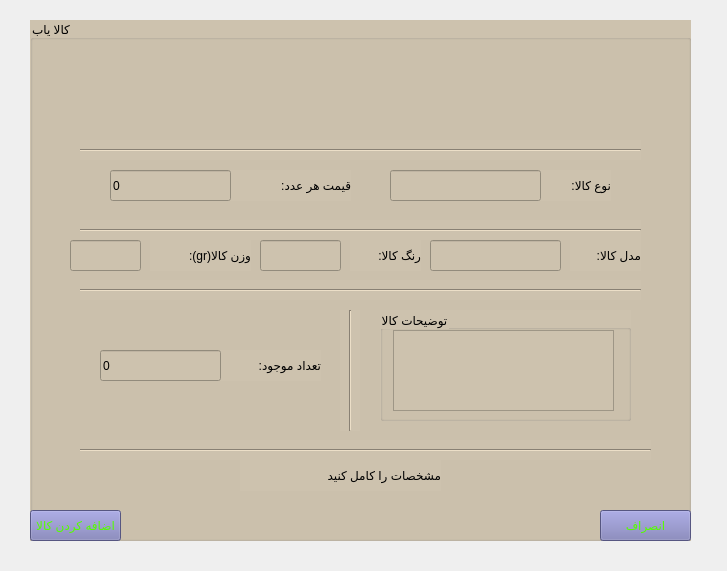
The window that Project_Ap/dialog_add.ui (AP-projects-4001/metagoofill) describes before a commit, drawn with Qt 5.
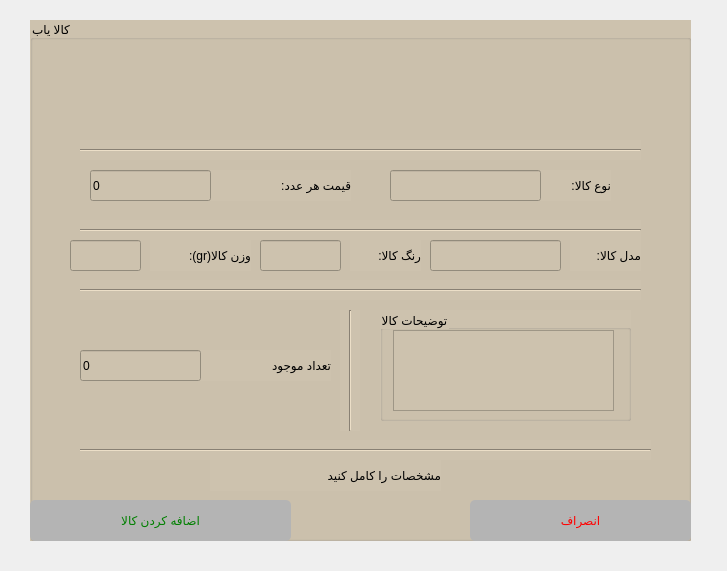
The same window after the commit.

```diff
--- a/Project_Ap/dialog_add.ui
+++ b/Project_Ap/dialog_add.ui
@@ -113,9 +113,9 @@
    <widget class="QLabel" name="label_price_">
     <property name="geometry">
      <rect>
-      <x>200</x>
+      <x>180</x>
       <y>150</y>
-      <width>121</width>
+      <width>141</width>
       <height>31</height>
      </rect>
     </property>
@@ -173,9 +173,9 @@
    <widget class="QLabel" name="label_available_">
     <property name="geometry">
      <rect>
-      <x>190</x>
+      <x>170</x>
       <y>330</y>
-      <width>101</width>
+      <width>131</width>
       <height>31</height>
      </rect>
     </property>
@@ -185,7 +185,7 @@
 </string>
     </property>
     <property name="text">
-     <string>تعداد موجود:</string>
+     <string>تعداد موجود</string>
     </property>
    </widget>
    <widget class="QGroupBox" name="groupBox_2">
@@ -228,17 +228,22 @@
     <property name="geometry">
      <rect>
       <x>0</x>
-      <y>490</y>
-      <width>91</width>
-      <height>31</height>
+      <y>480</y>
+      <width>261</width>
+      <height>41</height>
      </rect>
     </property>
     <property name="styleSheet">
-     <string notr="true">background-color: rgb(120, 120, 180);
+     <string notr="true">QPushButton#pushButton_confirm {
+font: 20pt &quot;MS Shell Dlg 2&quot;;
+padding-left: 20px;
+padding-right: 20px;
+border-radius: 5px;
+	background-color: rgb(180, 180, 180);
+color: green;
+}
 
-font: 10pt &quot;MS Shell Dlg 2&quot;;
-
-color: rgb(85, 255, 0);</string>
+</string>
     </property>
     <property name="text">
      <string>اضافه کردن کالا</string>
@@ -277,7 +282,7 @@
    <widget class="QLineEdit" name="lineEdit_price">
     <property name="geometry">
      <rect>
-      <x>80</x>
+      <x>60</x>
       <y>150</y>
       <width>121</width>
       <height>31</height>
@@ -293,7 +298,7 @@
    <widget class="QLineEdit" name="lineEdit_available">
     <property name="geometry">
      <rect>
-      <x>70</x>
+      <x>50</x>
       <y>330</y>
       <width>121</width>
       <height>31</height>
@@ -373,18 +378,23 @@
    <widget class="QPushButton" name="pushButton_cancel">
     <property name="geometry">
      <rect>
-      <x>570</x>
-      <y>490</y>
-      <width>91</width>
-      <height>31</height>
+      <x>440</x>
+      <y>480</y>
+      <width>221</width>
+      <height>41</height>
      </rect>
     </property>
     <property name="styleSheet">
-     <string notr="true">background-color: rgb(120, 120, 180);
+     <string notr="true">QPushButton#pushButton_cancel {
+font: 20pt &quot;MS Shell Dlg 2&quot;;
+padding-left: 20px;
+padding-right: 20px;
+border-radius: 5px;
+	background-color: rgb(180, 180, 180);
+color: red;
+}
 
-font: 10pt &quot;MS Shell Dlg 2&quot;;
-
-color: rgb(85, 255, 0);</string>
+</string>
     </property>
     <property name="text">
      <string>انصراف</string>
@@ -393,9 +403,9 @@
    <widget class="QLabel" name="label_type_1">
     <property name="geometry">
      <rect>
-      <x>210</x>
+      <x>180</x>
       <y>440</y>
-      <width>201</width>
+      <width>231</width>
       <height>31</height>
      </rect>
     </property>
```
